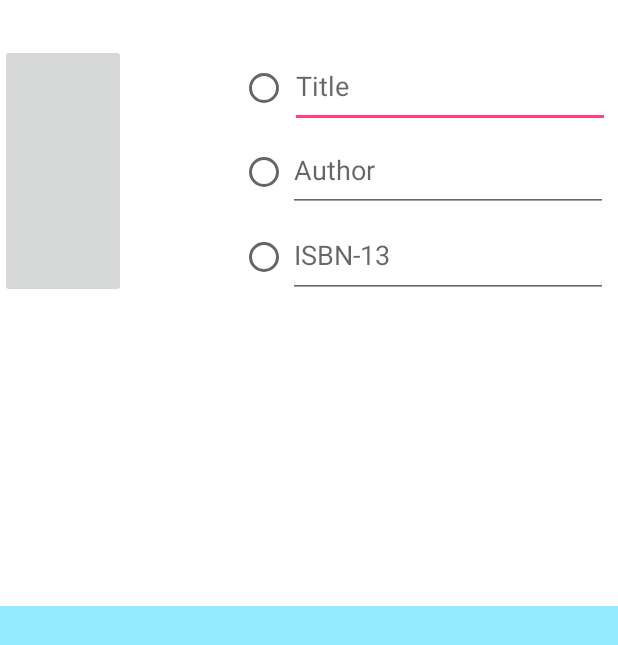
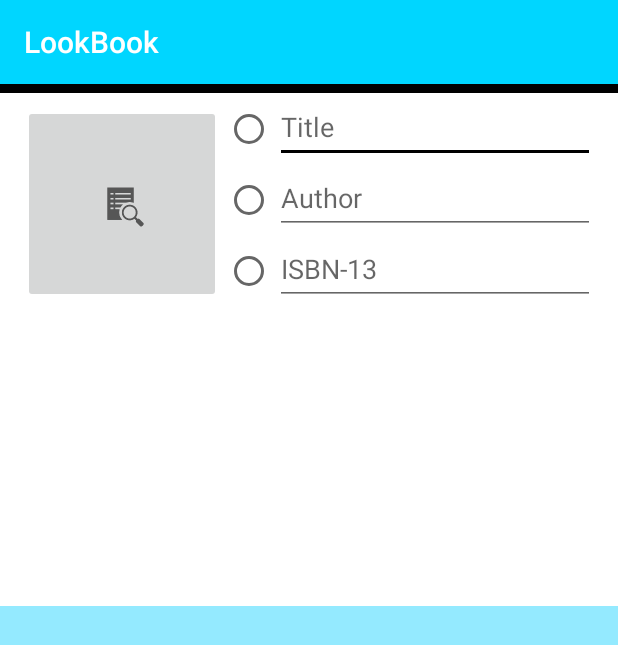
Before and after one commit to EdwardVillasenor1992/CST-438_final, an Android app: the MainSearchBooks screen opened directly, with no data from a screen before it, on a phone screen of 412 x 824 dp. Shown: the top 645 px of the screen. Run offline under Robolectric (Android 15) with nearby library versions, the light colour scheme and no system bars.

Commit message:
added AppBar and fixed some padding to respect mocks

```diff
--- a/app/build.gradle
+++ b/app/build.gradle
@@ -25,10 +25,10 @@ dependencies {
 
     implementation 'com.android.support.constraint:constraint-layout:1.0.2'
     implementation fileTree(dir: 'libs', include: ['*.jar'])
-    androidTestCompile('com.android.support.test.espresso:espresso-core:2.2.2', {
+    androidTestImplementation('com.android.support.test.espresso:espresso-core:2.2.2', {
         exclude group: 'com.android.support', module: 'support-annotations'
     })
 
     implementation 'com.android.support:appcompat-v7:26.1.0'
-    testCompile 'junit:junit:4.12'
+    testImplementation 'junit:junit:4.12'
 }
--- a/app/src/main/AndroidManifest.xml
+++ b/app/src/main/AndroidManifest.xml
@@ -9,7 +9,8 @@
         android:label="@string/app_name"
         android:supportsRtl="true"
         android:theme="@style/AppTheme">
-        <activity android:name=".SearchBookActivity">
+        <activity android:name=".SearchBookActivity"
+            android:theme="@style/AppTheme">
             <intent-filter>
                 <action android:name="android.intent.action.MAIN" />
 
--- a/app/src/main/java/cst438/lookbook/MainSearchBooks.java
+++ b/app/src/main/java/cst438/lookbook/MainSearchBooks.java
@@ -21,7 +21,7 @@ import android.widget.Toast;
 import java.util.ArrayList;
 import java.util.List;
 
-public class MainSearchBooks extends Activity implements View.OnClickListener  {
+public class MainSearchBooks extends AppCompatActivity  {
     // private String name;
     // private EditText titleInput;
 
@@ -36,7 +36,6 @@ public class MainSearchBooks extends Activity implements View.OnClickListener  {
     // Variables for the search input field, and results TextViews.
 
     private ListView lvBook;
-
     private EditText mBookInput;
 
     @Override
@@ -96,10 +95,4 @@ public class MainSearchBooks extends Activity implements View.OnClickListener  {
             }
         }
     }
-
-
-    @Override
-    public void onClick(View view) {
-
-    }
 }
--- a/app/src/main/java/cst438/lookbook/SearchBookActivity.java
+++ b/app/src/main/java/cst438/lookbook/SearchBookActivity.java
@@ -8,7 +8,6 @@ import android.util.Log;
 import android.view.View;
 import android.widget.Button;
 import android.widget.EditText;
-import android.widget.TextView;
 import android.widget.Toast;
 
 public class SearchBookActivity extends Activity implements View.OnClickListener {
--- a/app/src/main/res/layout/main_search_books.xml
+++ b/app/src/main/res/layout/main_search_books.xml
@@ -5,31 +5,34 @@
     android:id="@+id/activity_search_book"
     android:layout_width="match_parent"
     android:layout_height="match_parent"
-    android:paddingTop="@dimen/activity_vertical_margin"
     android:background="#FFFFFF"
     tools:context="cst438.lookbook.SearchBookActivity">
+
+    <View
+        android:layout_width="match_parent"
+        android:layout_height="6dp"
+        android:background="#000000"/>
 
     <EditText
         android:id="@+id/title_input"
         android:layout_width="wrap_content"
-        android:layout_height="56dp"
+        android:layout_height="47dp"
         android:layout_alignParentEnd="true"
         android:layout_alignParentTop="true"
-        android:layout_marginEnd="5dp"
-        android:layout_marginTop="13dp"
+        android:layout_marginEnd="15dp"
+        android:layout_marginTop="5dp"
+        android:layout_marginRight="10dp"
         android:ems="10"
         android:hint="Title"
         android:inputType="text"
-        android:layout_marginRight="5dp"
         tools:ignore="RtlCompat" />
 
     <EditText
         android:id="@+id/author_input"
         android:layout_width="wrap_content"
-        android:layout_height="56dp"
+        android:layout_height="47dp"
         android:layout_alignStart="@+id/title_input"
         android:layout_below="@+id/title_input"
-        android:layout_marginStart="-1dp"
         android:ems="10"
         android:hint="Author"
         android:inputType="text"
@@ -39,7 +42,7 @@
     <EditText
         android:id="@+id/ISBN_input"
         android:layout_width="wrap_content"
-        android:layout_height="57dp"
+        android:layout_height="47dp"
         android:layout_alignEnd="@+id/author_input"
         android:layout_below="@+id/author_input"
         android:ems="10"
@@ -80,12 +83,13 @@
 
     <ImageButton
         android:id="@+id/searchBookButton"
-        android:layout_width="84dp"
-        android:layout_height="169dp"
+        android:layout_width="132dp"
+        android:layout_height="132dp"
         android:layout_alignParentStart="true"
-        android:layout_alignTop="@+id/title_input"
+        android:layout_alignTop="@+id/radioButtonTitle"
         app:srcCompat="?android:attr/actionModeFindDrawable"
         android:layout_alignParentLeft="true"
+        android:layout_marginLeft="15dp"
         tools:ignore="NewApi,RtlCompat"
         tools:targetApi="lollipop" />
 
--- a/app/src/main/res/values/colors.xml
+++ b/app/src/main/res/values/colors.xml
@@ -1,6 +1,6 @@
 <?xml version="1.0" encoding="utf-8"?>
 <resources>
-    <color name="colorPrimary">#3F51B5</color>
-    <color name="colorPrimaryDark">#303F9F</color>
-    <color name="colorAccent">#FF4081</color>
+    <color name="colorPrimary">#00D6FF</color>
+    <color name="colorPrimaryDark">#00ABCC</color>
+    <color name="colorAccent">#000000</color>
 </resources>
```
